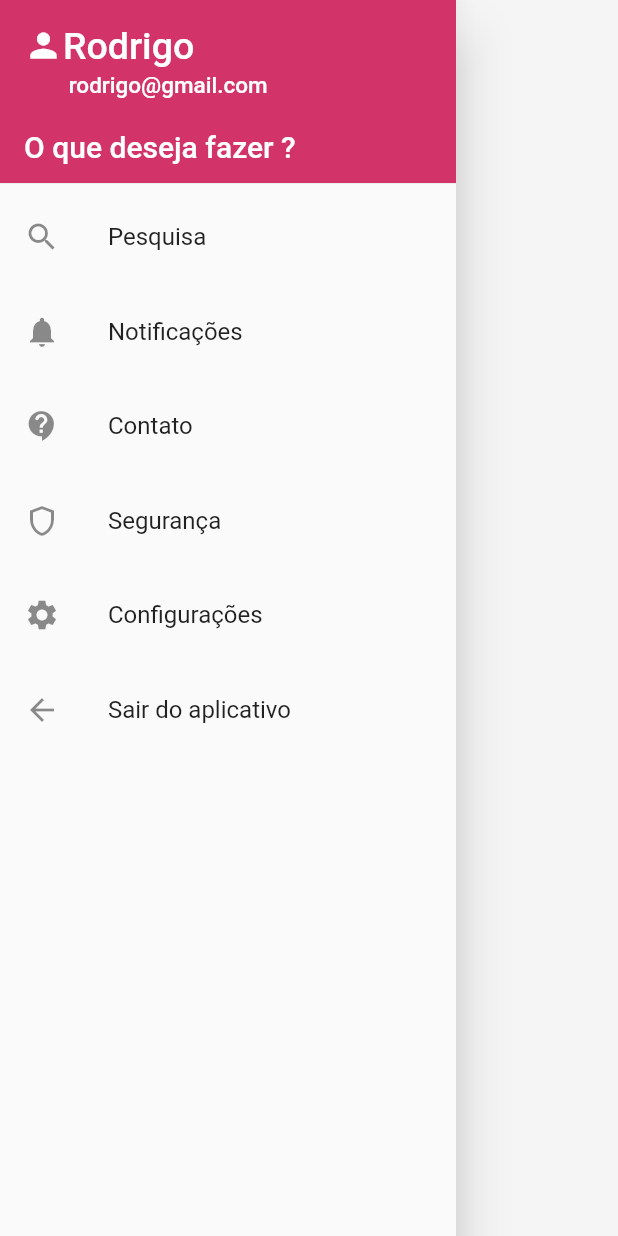
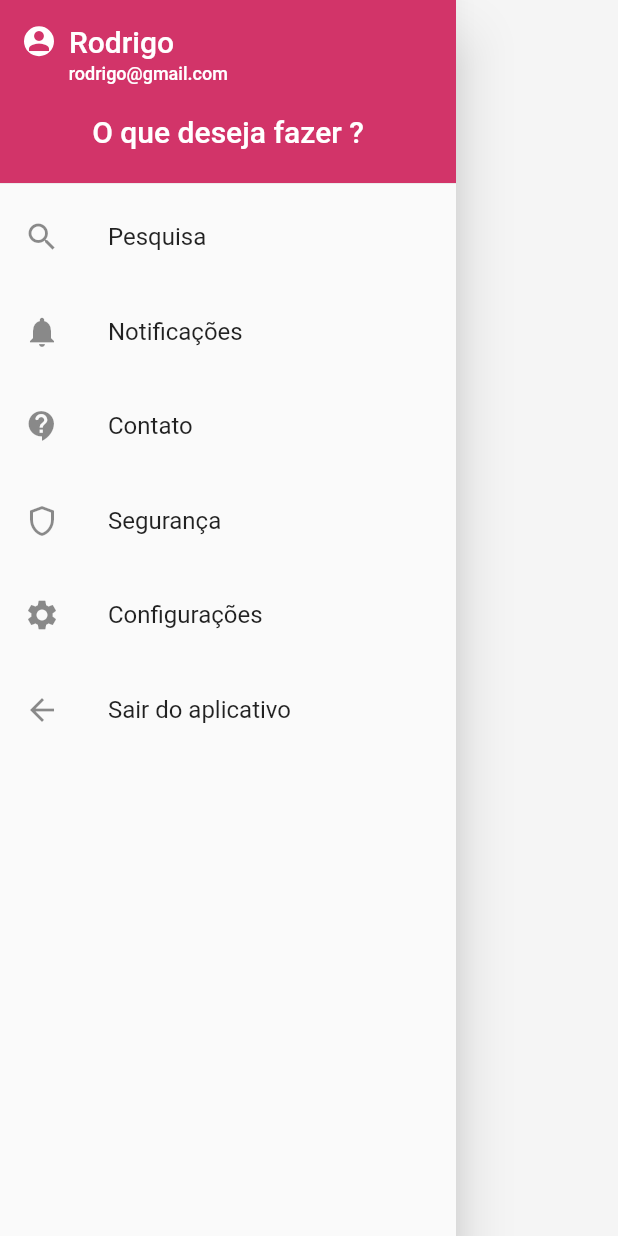
Before and after one commit to LeoAlthoff/warr_finances_app, a Flutter app: the DrawerHome widget shown alone on an empty page, opened directly, on a phone screen of 412 x 824 dp. Run offline on Flutter 3.47's test engine with Material 2 defaults, Android fonts, the phone set to English and light mode, and no system bars; our stand-ins replace pie_chart.

Commit message:
Drawer Update 2.0

```diff
--- a/lib/presenter/home_page/widgets/drawer_home.dart
+++ b/lib/presenter/home_page/widgets/drawer_home.dart
@@ -20,18 +20,23 @@ class DrawerHome extends StatelessWidget {
                 children: [
                   Row(
                     children: const [
-                      Icon(
-                        Icons.person,
-                        color: Colors.white,
-                        size: 26,
+                      CircleAvatar(
+                        child: Icon(
+                          Icons.person,
+                          color: Color.fromARGB(255, 210, 52, 105),
+                          size: 20,
+                        ),
+                        radius: 10,
+                        backgroundColor: Colors.white,
                       ),
+                      SizedBox(width: 10),
                       Align(
                         alignment: Alignment.topLeft,
                         child: Text(
                           'Rodrigo',
                           textAlign: TextAlign.left,
                           style: TextStyle(
-                            fontSize: 25,
+                            fontSize: 20,
                             color: Colors.white,
                           ),
                         ),
@@ -42,16 +47,16 @@ class DrawerHome extends StatelessWidget {
                   const Align(
                     alignment: Alignment.centerLeft,
                     child: Text(
-                      '        rodrigo@gmail.com',
+                      '          rodrigo@gmail.com',
                       style: TextStyle(
-                        fontSize: 15,
+                        fontSize: 12,
                         color: Colors.white,
                       ),
                     ),
                   ),
                   const SizedBox(height: 20),
                   const Align(
-                    alignment: Alignment.bottomLeft,
+                    alignment: Alignment.center,
                     child: Text(
                       'O que deseja fazer ?',
                       textAlign: TextAlign.start,
```
